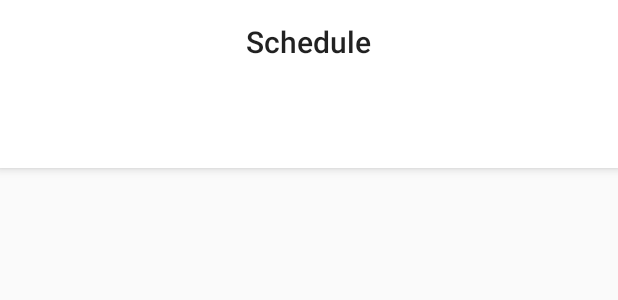
After one commit to ADGevents/android-droidcon-madrid-19, an Android app: the layout schedule_fragment_appbar.xml on its own in the app's theme, with its tools: preview values and no code run, on a phone screen of 412 x 824 dp. The commit adds this screen. Shown: the top 300 px of the screen. Run offline under Robolectric (Android 15) with nearby library versions, the phone set to English and light mode, and no system bars.

Commit message:
Add view pager with tabs for 2 conference days

```diff
--- a/app/src/main/res/layout/activity_home.xml
+++ b/app/src/main/res/layout/activity_home.xml
@@ -22,4 +22,5 @@
         app:layout_constraintEnd_toEndOf="parent"
         app:layout_constraintStart_toStartOf="parent"
         app:menu="@menu/home_navigation" />
+
 </androidx.constraintlayout.widget.ConstraintLayout>
--- /dev/null
+++ b/commons/src/main/res/values/dimens.xml
@@ -0,0 +1,4 @@
+<?xml version="1.0" encoding="utf-8"?>
+<resources>
+    <dimen name="default_screen_margin">16dp</dimen>
+</resources>
--- /dev/null
+++ b/commons/src/main/res/values/styles.xml
@@ -0,0 +1,8 @@
+<?xml version="1.0" encoding="utf-8"?>
+<resources xmlns:tools="http://schemas.android.com/tools">
+
+    <style name="ToolbarTitle" parent="@style/TextAppearance.Widget.AppCompat.Toolbar.Title">
+        <item name="android:textSize" tools:ignore="SpUsage">20dp</item>
+    </style>
+
+</resources>
--- a/schedule/build.gradle
+++ b/schedule/build.gradle
@@ -39,6 +39,7 @@ dependencies {
     implementation "android.arch.lifecycle:viewmodel:1.1.1"
     implementation "androidx.lifecycle:lifecycle-livedata-ktx:2.2.0-rc02"
     implementation "androidx.lifecycle:lifecycle-viewmodel-ktx:2.2.0-rc02"
+    implementation "com.android.support:design:28.0.0"
 
     //Coroutines
     implementation "org.jetbrains.kotlinx:kotlinx-coroutines-core:$rootProject.coroutines"
--- a/schedule/src/main/java/com/droidcon/schedule/ioc/ScheduleFragmentModule.kt
+++ b/schedule/src/main/java/com/droidcon/schedule/ioc/ScheduleFragmentModule.kt
@@ -1,6 +1,8 @@
 package com.droidcon.schedule.ioc
 
+import com.droidcon.commons.ioc.ChildFragmentScope
 import com.droidcon.commons.ioc.FragmentScope
+import com.droidcon.schedule.ui.ScheduleDayFragment
 import com.droidcon.schedule.ui.ScheduleFragment
 import dagger.Module
 import dagger.android.ContributesAndroidInjector
@@ -12,4 +14,8 @@ abstract class ScheduleFragmentModule {
     @ContributesAndroidInjector
     abstract fun contributeScheduleFragment(): ScheduleFragment
 
+    @ChildFragmentScope
+    @ContributesAndroidInjector
+    internal abstract fun contributeScheduleDayFragment(): ScheduleDayFragment
+
 }
--- /dev/null
+++ b/schedule/src/main/res/layout/schedule_fragment_appbar.xml
@@ -0,0 +1,32 @@
+<?xml version="1.0" encoding="utf-8"?>
+<com.google.android.material.appbar.AppBarLayout xmlns:android="http://schemas.android.com/apk/res/android"
+    xmlns:app="http://schemas.android.com/apk/res-auto"
+    android:id="@+id/appbar"
+    android:layout_width="match_parent"
+    android:layout_height="wrap_content"
+    android:background="@color/cardview_light_background"
+    android:fitsSystemWindows="true">
+
+    <FrameLayout
+        android:layout_width="match_parent"
+        android:layout_height="wrap_content"
+        app:layout_scrollFlags="scroll|snap|enterAlways">
+
+        <TextView
+            android:layout_width="wrap_content"
+            android:layout_height="wrap_content"
+            android:layout_gravity="center"
+            android:gravity="center"
+            android:minHeight="?actionBarSize"
+            android:text="@string/schedule_screen_title"
+            android:textAppearance="@style/ToolbarTitle" />
+
+    </FrameLayout>
+
+    <com.google.android.material.tabs.TabLayout
+        android:id="@+id/tabs"
+        android:layout_width="match_parent"
+        android:layout_height="?actionBarSize"
+        android:background="@color/cardview_light_background" />
+
+</com.google.android.material.appbar.AppBarLayout>
--- /dev/null
+++ b/schedule/src/main/res/values/strings.xml
@@ -0,0 +1,3 @@
+<resources>
+    <string name="schedule_screen_title">Schedule</string>
+</resources>
```
Also changed, not shown: commons/src/main/java/com/droidcon/commons/ioc/ChildFragmentScope.kt (added, +16 -0 lines), schedule/src/main/java/com/droidcon/schedule/ui/ScheduleDayFragment.kt (added, +72 -0 lines), schedule/src/main/java/com/droidcon/schedule/ui/ScheduleFragment.kt (+28 -30 lines), schedule/src/main/res/layout/fragment_schedule.xml (deleted, +0 -14 lines), schedule/src/main/res/layout/schedule_fragment.xml (added, +13 -0 lines), schedule/src/main/res/layout/schedule_fragment_day.xml (added, +14 -0 lines).
